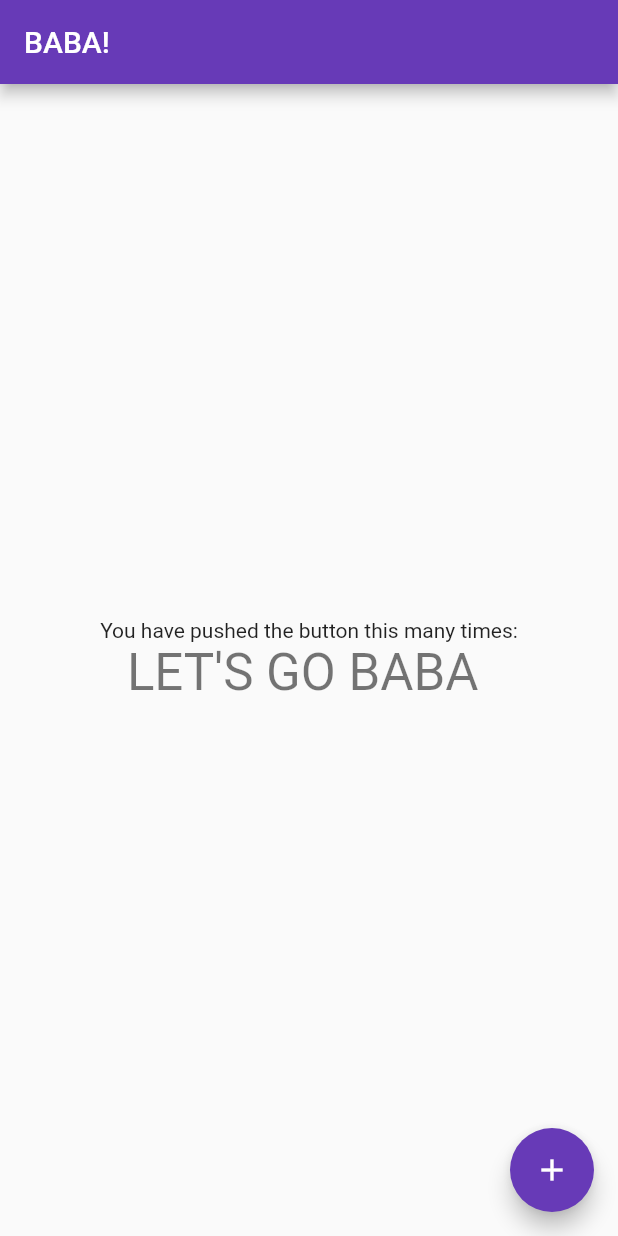
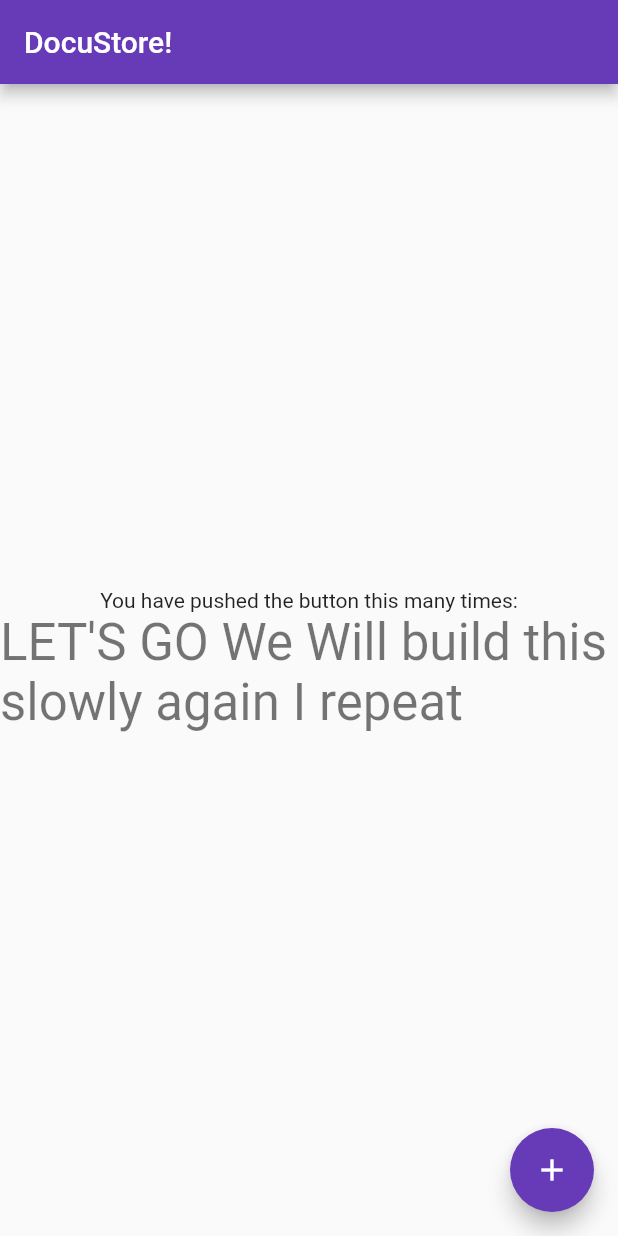
Before and after one commit to RakeshHorkeri/DocuStore, a Flutter app: the MyHomePage screen opened directly, after a tap on the "add" icon, on a phone screen of 412 x 824 dp. Run offline on Flutter 3.47's test engine with Material 2 defaults, Android fonts, the phone set to English and light mode, and no system bars.

Commit message:
changed something

```diff
--- a/lib/main.dart
+++ b/lib/main.dart
@@ -20,7 +20,7 @@ class MyApp extends StatelessWidget {
         // is not restarted.
         primarySwatch: Colors.deepPurple,
       ),
-      home: MyHomePage(title: 'BABA!'),
+      home: MyHomePage(title: 'DocuStore!'),
     );
   }
 }
@@ -53,7 +53,7 @@ class _MyHomePageState extends State<MyHomePage> {
       // so that the display can reflect the updated values. If we changed
       // _counter without calling setState(), then the build method would not be
       // called again, and so nothing would appear to happen.
-      _counter=_counter+" BABA ";
+      _counter=_counter+" We Will build this slowly again I repeat ";
     });
   }
 
```
